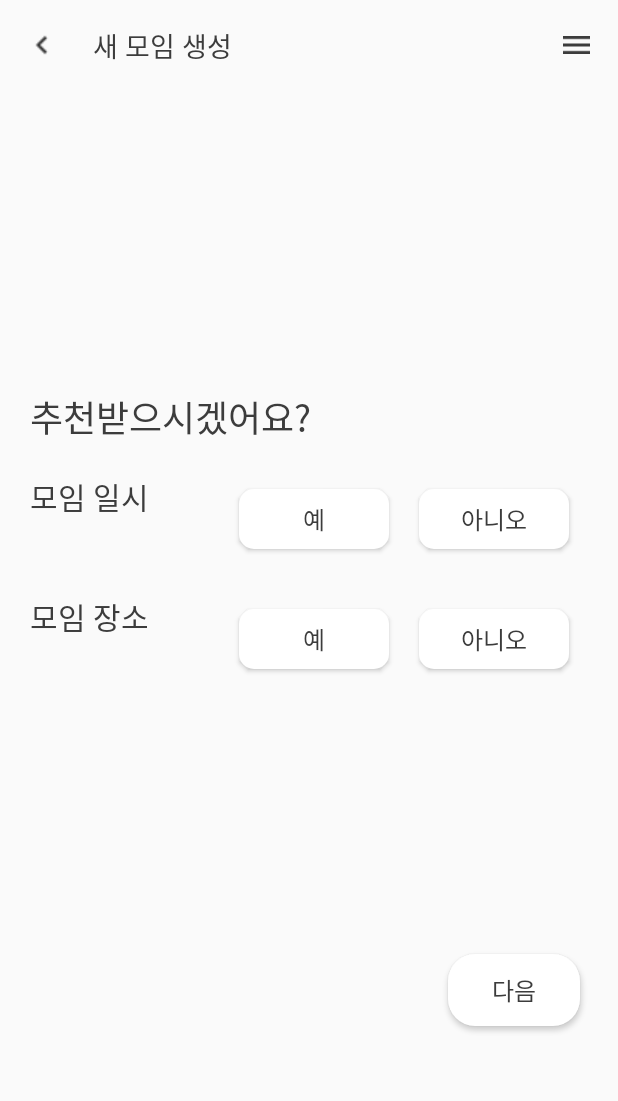
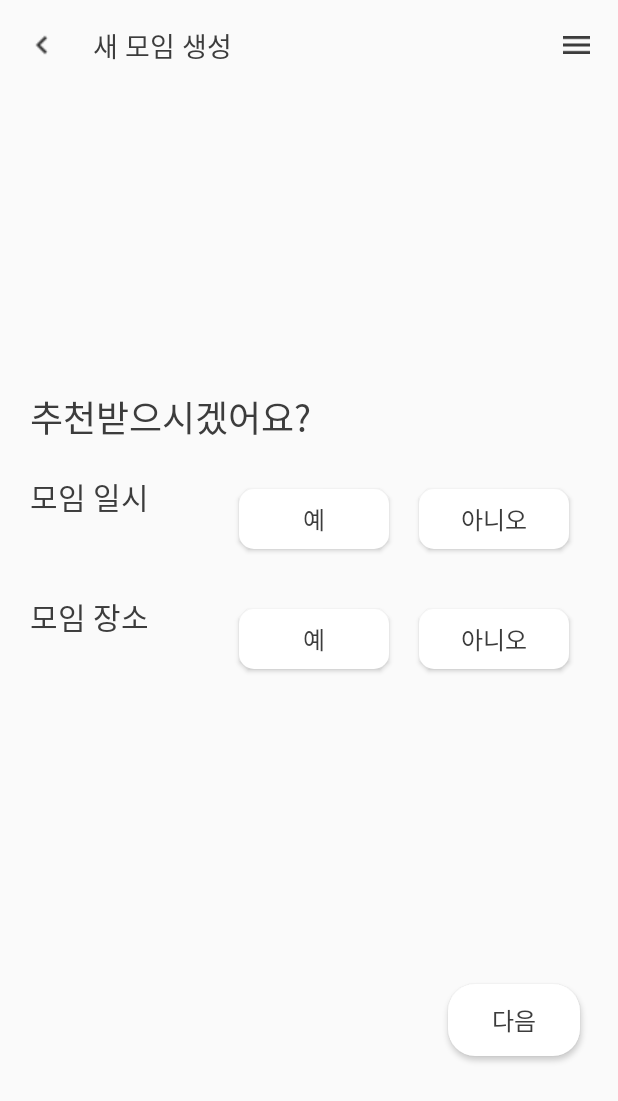
Before and after one commit to Cyma-s/Momo_Android, an Android app: the ReccomendOrNot screen opened directly, with no data from a screen before it, on a phone screen of 412 x 824 dp. Shown: the top 1101 px of the screen. Run offline under Robolectric (Android 15) with nearby library versions, the phone set to English and light mode, and no system bars.

Commit message:
edit ( activity_reccomend_or_not.xml ) : 추천 여부 xml 재수정

```diff
--- a/app/src/main/res/layout/activity_reccomend_or_not.xml
+++ b/app/src/main/res/layout/activity_reccomend_or_not.xml
@@ -178,7 +178,7 @@
         android:textColor="@color/basic_black"
         android:background="@drawable/button_round"
         android:layout_gravity="end"
-        android:layout_marginTop="180dp"
+        android:layout_marginTop="200dp"
         android:layout_marginEnd="25dp"
         android:fontFamily="@font/nregular"/>
 
```
